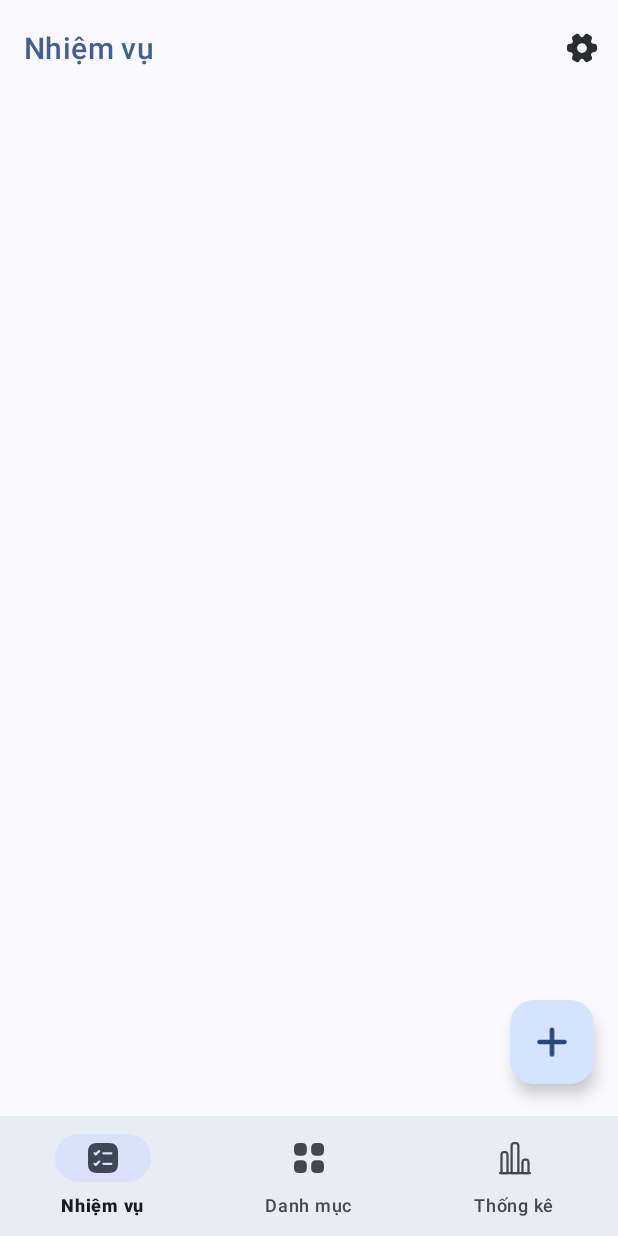
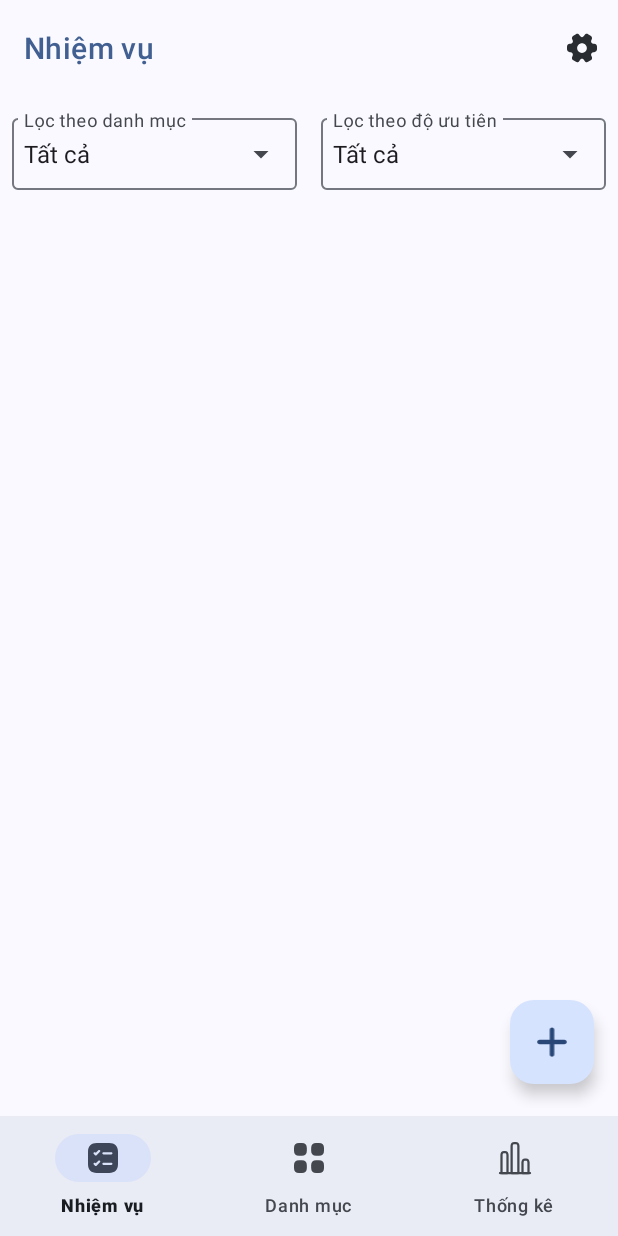
Before and after one commit to yngpiu/todo-app-android, an Android app: the screen it shows after launch once a user with an empty profile is signed in (MainActivity), on a phone screen of 412 x 824 dp. Run offline under Robolectric (Android 15) with nearby library versions, the phone set to English and light mode, and no system bars; our stand-ins replace Firebase (no records; nobody signed in at launch, a user with empty details on screens opened directly), navigation-ui.

Commit message:
feat: Implement task filtering by category and priority
This commit introduces filtering functionality to the task list based on category and priority.

- **TaskFragment.xml:**
    - Added two `TextInputLayout` elements with `AutoCompleteTextView` for category and priority filtering.
    - These are positioned above the `RecyclerView`.
    - The `ProgressBar` is now constrained below the filter layouts and initially hidden.
- **TaskFragment.java:**
    - Added `filterCategory` and `filterPriority` `AutoCompleteTextView` instances.
    - `initUI()`: Calls new methods to set up the filters.
    - `setupCategoryFilter()`:
        - Observes `categoryList` from `TaskViewModel`.
        - Populates the category filter dropdown with category names and an "Tất cả" (All) option.
        - Sets an item click listener to trigger `applyFilters()`.
    - `setupPriorityFilter()`:
        - Populates the priority filter dropdown with priority labels (High, Medium, Low) and an "Tất cả" (All) option.
        - Sets an item click listener to trigger `applyFilters()`.
    - `applyFilters()`:
        - Retrieves selected category and priority.
        - Observes `combinedData` from `TaskViewModel`.
        - Filters the task list based on the selected category and priority.
        - Updates the `RecyclerView` with the filtered list via `updateTaskList()`.
    - `setupObservers()`:
        - Modified the `combinedData` observer to call `applyFilters()` when data changes.
        - The `actionMessage` observer now also calls `applyFilters()` to refresh the list after task actions (add/update/delete).
    - Ensured `tasks` and `categories` lists are initialized to empty lists if null to prevent `NullPointerExceptions`.
    - `onDelete()` and `onCompleteTask()`: Simplified comments.
    - `onUpdate()`: Simplified comment.

```diff
--- a/app/src/main/java/com/haui/noteapp/ui/task/TaskFragment.java
+++ b/app/src/main/java/com/haui/noteapp/ui/task/TaskFragment.java
@@ -32,6 +32,8 @@ public class TaskFragment extends Fragment implements OnTaskActionListener {
 
     private FragmentTaskBinding binding;
     private TaskViewModel taskViewModel;
+    private AutoCompleteTextView filterCategory;
+    private AutoCompleteTextView filterPriority;
 
     @Override
     public View onCreateView(@NonNull LayoutInflater inflater, ViewGroup container, Bundle savedInstanceState) {
@@ -47,6 +49,68 @@ public class TaskFragment extends Fragment implements OnTaskActionListener {
     private void initUI() {
         binding.fabAddTask.setOnClickListener(v -> onAddTaskClicked());
         setupRecyclerView();
+
+        // Initialize filter views
+        filterCategory = binding.filterCategory;
+        filterPriority = binding.filterPriority;
+
+        // Set up filters
+        setupCategoryFilter();
+        setupPriorityFilter();
+    }
+
+    private void setupCategoryFilter() {
+        taskViewModel.getCategoryList().observe(getViewLifecycleOwner(), categories -> {
+            if (categories != null && !categories.isEmpty()) {
+                List<String> categoryNames = new ArrayList<>();
+                categoryNames.add("Tất cả"); // Add "All" option
+                for (Category category : categories) {
+                    categoryNames.add(category.getName());
+                }
+                ArrayAdapter<String> adapter = new ArrayAdapter<>(requireContext(), android.R.layout.simple_dropdown_item_1line, categoryNames);
+                filterCategory.setAdapter(adapter);
+                filterCategory.setText("Tất cả", false); // Default to "All"
+                filterCategory.setOnItemClickListener((parent, view, position, id) -> applyFilters());
+            } else {
+                filterCategory.setText("Tất cả", false); // Default to "All" if no categories
+            }
+        });
+    }
+
+    private void setupPriorityFilter() {
+        List<String> priorityLabels = new ArrayList<>();
+        priorityLabels.add("Tất cả"); // Add "All" option
+        priorityLabels.add(Priority.HIGH.getLabel());    // "Cao"
+        priorityLabels.add(Priority.MEDIUM.getLabel());  // "Trung bình"
+        priorityLabels.add(Priority.LOW.getLabel());     // "Thấp"
+        ArrayAdapter<String> adapter = new ArrayAdapter<>(requireContext(), android.R.layout.simple_dropdown_item_1line, priorityLabels);
+        filterPriority.setAdapter(adapter);
+        filterPriority.setText("Tất cả", false); // Default to "All"
+        filterPriority.setOnItemClickListener((parent, view, position, id) -> applyFilters());
+    }
+
+    private void applyFilters() {
+        String selectedCategory = filterCategory.getText().toString();
+        String selectedPriority = filterPriority.getText().toString();
+
+        taskViewModel.getCombinedData().observe(getViewLifecycleOwner(), pair -> {
+            List<Task> tasks = pair.first != null ? pair.first : new ArrayList<>(); // Ensure tasks is not null
+            List<Category> categories = pair.second;
+
+            List<Task> filteredTasks = new ArrayList<>();
+            for (Task task : tasks) {
+                boolean categoryMatch = "Tất cả".equals(selectedCategory) ||
+                        (categories != null && categories.stream().anyMatch(c -> c.getName().equals(selectedCategory) && c.getId().equals(task.getCategoryId())));
+                boolean priorityMatch = "Tất cả".equals(selectedPriority) ||
+                        Priority.fromLabel(selectedPriority).name().equals(task.getPriority());
+
+                if (categoryMatch && priorityMatch) {
+                    filteredTasks.add(task);
+                }
+            }
+
+            updateTaskList(filteredTasks, categories);
+        });
     }
 
     private void onAddTaskClicked() {
@@ -67,20 +131,25 @@ public class TaskFragment extends Fragment implements OnTaskActionListener {
 
     private void setupObservers() {
         taskViewModel.getCombinedData().observe(getViewLifecycleOwner(), pair -> {
-            List<Task> tasks = pair.first;
-            List<Category> categories = pair.second;
-
-            updateTaskList(tasks, categories);
+            List<Task> tasks = pair.first != null ? pair.first : new ArrayList<>();
+            List<Category> categories = pair.second != null ? pair.second : new ArrayList<>();
+            // Apply filters when data changes
+            applyFilters();
         });
 
         taskViewModel.getErrorMessage().observe(getViewLifecycleOwner(), event -> {
             String msg = event.getContentIfNotHandled();
-            if (msg != null) showToast(msg);
+            if (msg != null) {
+                Toast.makeText(requireContext(), msg, Toast.LENGTH_SHORT).show();
+            }
         });
 
         taskViewModel.getActionMessage().observe(getViewLifecycleOwner(), event -> {
             String msg = event.getContentIfNotHandled();
-            if (msg != null) showToast(msg);
+            if (msg != null) {
+                Toast.makeText(requireContext(), msg, Toast.LENGTH_SHORT).show();
+                applyFilters(); // Reapply filters after action (e.g., add/update/delete)
+            }
         });
     }
 
@@ -175,12 +244,11 @@ public class TaskFragment extends Fragment implements OnTaskActionListener {
 
     @Override
     public void onDelete(Task task) {
-        // Show confirmation dialog before deleting
         new AlertDialog.Builder(requireContext())
                 .setTitle("Xác nhận xóa")
                 .setMessage("Bạn có chắc muốn xóa công việc '" + task.getName() + "' không?")
                 .setPositiveButton("Xóa", (dialog, which) -> {
-                    taskViewModel.deleteTask(task.getId()); // Delete task via ViewModel
+                    taskViewModel.deleteTask(task.getId());
                     showToast("Đã xóa công việc");
                 })
                 .setNegativeButton("Hủy", (dialog, which) -> dialog.dismiss())
@@ -189,7 +257,7 @@ public class TaskFragment extends Fragment implements OnTaskActionListener {
 
     @Override
     public void onCompleteTask(Task task) {
-        taskViewModel.updateTask(task); // Update only the isCompleted status
+        taskViewModel.updateTask(task);
     }
 
     private boolean handleSaveTask(Task task, TextInputEditText inputTitle, AutoCompleteTextView inputCategory,
@@ -244,7 +312,7 @@ public class TaskFragment extends Fragment implements OnTaskActionListener {
 
     @Override
     public void onUpdate(Task task) {
-        showTaskDialog(task, true); // Open edit dialog
+        showTaskDialog(task, true);
     }
 
     @Override
--- a/app/src/main/res/layout/fragment_task.xml
+++ b/app/src/main/res/layout/fragment_task.xml
@@ -7,26 +7,79 @@
     android:paddingTop="65dp"
     android:paddingBottom="85dp">
 
+    <!-- Filter for Category -->
+    <com.google.android.material.textfield.TextInputLayout
+        android:id="@+id/filter_category_layout"
+        android:layout_width="0dp"
+        android:layout_height="wrap_content"
+        android:layout_margin="8dp"
+        app:endIconMode="dropdown_menu"
+        android:hint="Lọc theo danh mục"
+        app:layout_constraintTop_toTopOf="parent"
+        app:layout_constraintStart_toStartOf="parent"
+        app:layout_constraintEnd_toStartOf="@id/filter_priority_layout">
+
+        <AutoCompleteTextView
+            android:id="@+id/filter_category"
+            android:layout_width="match_parent"
+            android:layout_height="wrap_content"
+            android:completionThreshold="1"
+            android:focusable="false"
+            android:focusableInTouchMode="false"
+            android:clickable="true"
+            android:gravity="center_vertical"
+            android:padding="8dp"
+            android:singleLine="true"
+            android:textSize="16sp" />
+    </com.google.android.material.textfield.TextInputLayout>
+
+    <!-- Filter for Priority -->
+    <com.google.android.material.textfield.TextInputLayout
+        android:id="@+id/filter_priority_layout"
+        android:layout_width="0dp"
+        android:layout_height="wrap_content"
+        android:layout_margin="8dp"
+        app:endIconMode="dropdown_menu"
+        android:hint="Lọc theo độ ưu tiên"
+        app:layout_constraintTop_toTopOf="parent"
+        app:layout_constraintStart_toEndOf="@id/filter_category_layout"
+        app:layout_constraintEnd_toEndOf="parent">
+
+        <AutoCompleteTextView
+            android:id="@+id/filter_priority"
+            android:layout_width="match_parent"
+            android:layout_height="wrap_content"
+            android:completionThreshold="1"
+            android:focusable="false"
+            android:focusableInTouchMode="false"
+            android:clickable="true"
+            android:gravity="center_vertical"
+            android:padding="8dp"
+            android:singleLine="true"
+            android:textSize="16sp" />
+    </com.google.android.material.textfield.TextInputLayout>
+
+    <!-- ProgressBar -->
     <ProgressBar
         android:id="@+id/progress_bar"
         android:layout_width="wrap_content"
         android:layout_height="wrap_content"
-        app:layout_constraintTop_toTopOf="parent"
-        app:layout_constraintBottom_toBottomOf="parent"
+        app:layout_constraintTop_toBottomOf="@id/filter_category_layout"
         app:layout_constraintStart_toStartOf="parent"
-        app:layout_constraintEnd_toEndOf="parent" />
+        app:layout_constraintEnd_toEndOf="parent"
+        android:visibility="gone" /> <!-- Initially hidden -->
 
+    <!-- RecyclerView -->
     <androidx.recyclerview.widget.RecyclerView
         android:id="@+id/recycler_task"
         android:layout_width="0dp"
         android:layout_height="0dp"
+        app:layout_constraintTop_toBottomOf="@id/progress_bar"
         app:layout_constraintBottom_toBottomOf="parent"
         app:layout_constraintEnd_toEndOf="parent"
-        app:layout_constraintHorizontal_bias="0.0"
-        app:layout_constraintStart_toStartOf="parent"
-        app:layout_constraintTop_toTopOf="parent"
-        app:layout_constraintVertical_bias="1.0" />
+        app:layout_constraintStart_toStartOf="parent" />
 
+    <!-- Floating Action Button -->
     <com.google.android.material.floatingactionbutton.FloatingActionButton
         android:id="@+id/fab_add_task"
         android:layout_width="wrap_content"
@@ -37,5 +90,4 @@
         app:layout_constraintBottom_toBottomOf="parent"
         app:layout_constraintEnd_toEndOf="parent" />
 
-
 </androidx.constraintlayout.widget.ConstraintLayout>
```
